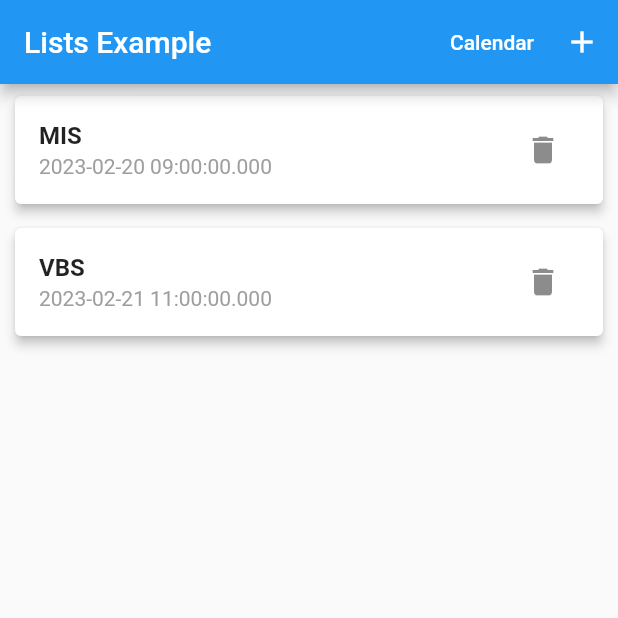
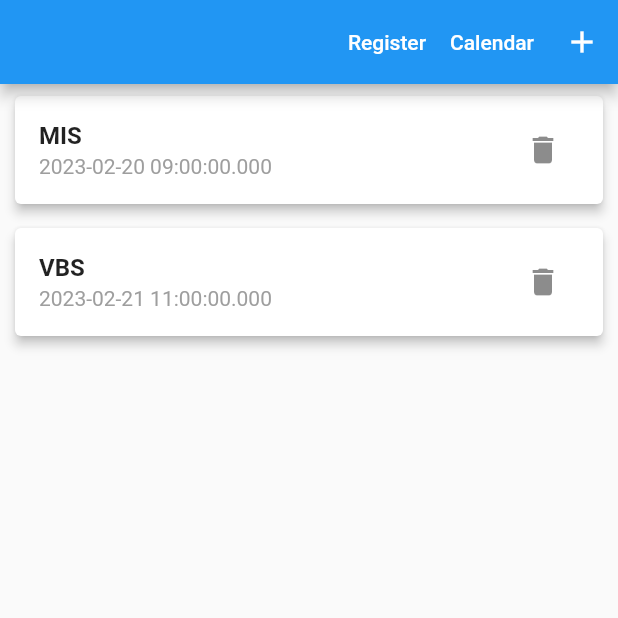
Before and after one commit to AnaGeorgieska/mis-lab, a Flutter app: the screen it shows after launch, on a phone screen of 412 x 824 dp, the top half of it. Run offline on Flutter 3.47's test engine with Material 2 defaults, Android fonts, the phone set to English and light mode, and no system bars; our stand-ins replace nanoid, syncfusion_flutter_calendar.

Commit message:
lab4 Authentication-Register

```diff
--- /dev/null
+++ b/lab3/lib/Models/user.dart
@@ -0,0 +1,11 @@
+import 'list_item.dart';
+
+class User {
+  final String id;
+  final String username;
+  final String password;
+  final List<ListItem> listItems;
+
+  User({required this.id, required this.username, required this.password, required this.listItems});
+
+}
--- a/lab3/lib/main.dart
+++ b/lab3/lib/main.dart
@@ -1,4 +1,6 @@
 import 'package:flutter/material.dart';
+import 'package:lab3_test/Models/user.dart';
+import 'package:lab3_test/Pages/authentication.dart';
 import 'package:lab3_test/Pages/calendar_page.dart';
 
 import 'Models/list_item.dart';
@@ -38,6 +40,10 @@ class _MyHomePageState extends State<MyHomePage> {
     ListItem(id: "T2", subject: "VBS", date: DateTime(DateTime.now().year, DateTime.now().month, DateTime.now().day, 9, 0, 0).add(const Duration(days: 1 ,hours: 2))),
   ];
 
+  List<User> _userItemsList = [
+    User(id: "T1", username: "ana", password: "ana", listItems: []),
+  ];
+
   void _addItemFunction(BuildContext ct) {
     showModalBottomSheet(
         context: ct,
@@ -61,10 +67,32 @@ class _MyHomePageState extends State<MyHomePage> {
     });
   }
 
+  bool _addNewUserToList(User item) {
+    setState(() {
+      _userItemsList.add(item);
+    });
+
+    _userItemsList.forEach((element) {print(element.id); print(element.username); print(element.password); print(element.listItems);});
+
+    return (item!=null);
+  }
+
   @override
   Widget build(BuildContext context) {
     return Scaffold(
-        appBar: AppBar(title: Text("Lists Example"), actions: <Widget>[
+        appBar: AppBar(title: Text(""),
+        actions: <Widget>[
+          TextButton(
+            onPressed: () =>  Navigator.push(
+                  context,
+                  MaterialPageRoute(
+                      builder: (context) =>
+                          AuthenticationPage(addItem: _addNewUserToList))),
+            child: const Text(
+              "Register",
+              style: TextStyle(color: Colors.white),
+            ),
+          ),
 
           TextButton(
             onPressed: () =>  Navigator.push(
```
Also changed, not shown: lab3/lib/Pages/authentication.dart (added, +95 -0 lines).
